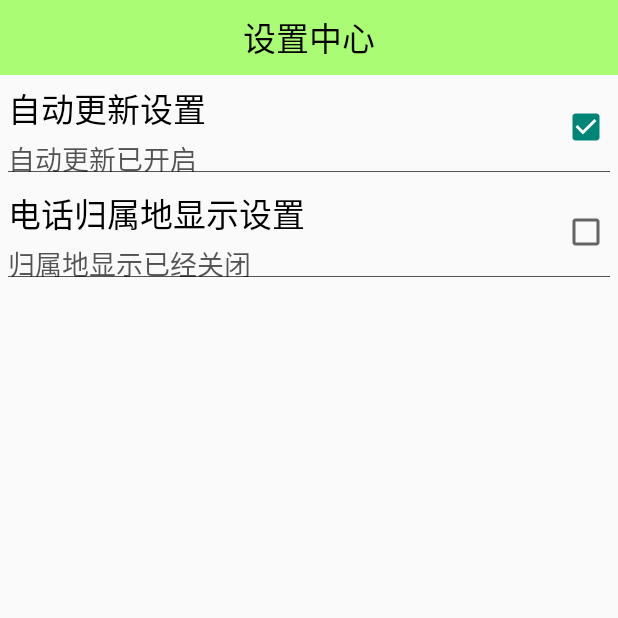
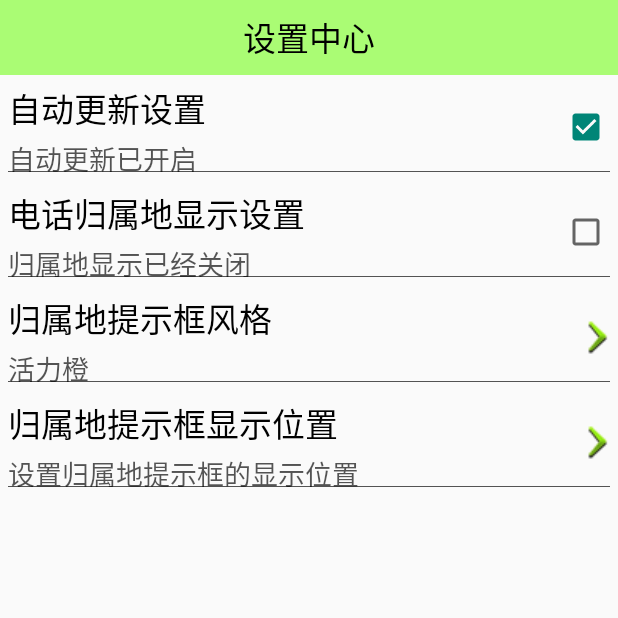
Before and after one commit to ios123developer/MobileSafe, an Android app: the SettingActivity screen opened directly, with no data from a screen before it, on a phone screen of 412 x 824 dp, the top half of it. Run offline under Robolectric (Android 15) with nearby library versions, the phone set to English and light mode, and no system bars.

Commit message:
拖动号码归属地

```diff
--- a/app/src/main/java/com/szzgkon/mobilesafe/activity/SettingActivity.java
+++ b/app/src/main/java/com/szzgkon/mobilesafe/activity/SettingActivity.java
@@ -1,20 +1,26 @@
 package com.szzgkon.mobilesafe.activity;
 
+import android.content.DialogInterface;
 import android.content.Intent;
 import android.content.SharedPreferences;
 import android.os.Bundle;
+import android.support.v7.app.AlertDialog;
 import android.support.v7.app.AppCompatActivity;
 import android.view.View;
 
 import com.szzgkon.mobilesafe.R;
 import com.szzgkon.mobilesafe.service.AddressService;
 import com.szzgkon.mobilesafe.utils.ServiceStatusUtils;
+import com.szzgkon.mobilesafe.view.SettingClickView;
 import com.szzgkon.mobilesafe.view.SettingItemView;
 
 public class SettingActivity extends AppCompatActivity {
 
     private SettingItemView sivUpdate;//设置升级
     private SettingItemView sivAddress;//归属地
+    private SettingClickView scvAddressStyle;//修改风格
+    private SettingClickView scvAddressLocation;//显示位置
+
     private SharedPreferences mPref;
 
     @Override
@@ -25,6 +31,8 @@ public class SettingActivity extends AppCompatActivity {
 
         initUpdateView();
         initAddressView();
+        initAddressStyle();
+        initAddressLocation();
     }
 
     /**
@@ -90,4 +98,61 @@ public class SettingActivity extends AppCompatActivity {
             }
         });
     }
+
+    /**
+     * 修改提示框的显示风格
+     */
+    private void initAddressStyle(){
+        scvAddressStyle = (SettingClickView)findViewById(R.id.scv_address_style);
+         scvAddressStyle.setTitle("归属地提示框风格");
+         scvAddressStyle.setDesc("活力橙");
+        scvAddressStyle.setOnClickListener(new View.OnClickListener() {
+            @Override
+            public void onClick(View v) {
+                showSingleChooseDialog();
+            }
+        });
+    }
+    final String[] items = new String[]{"半透明","活力橙","卫士蓝","金属灰","苹果绿"};
+
+    /**
+     * 弹出选择风格的单选框
+     */
+    private void showSingleChooseDialog() {
+        final AlertDialog.Builder builder = new  AlertDialog.Builder(this);
+        builder.setIcon(R.mipmap.ic_launcher);
+        builder.setTitle("归属地提示框风格");
+
+       int style =  mPref.getInt("address_style",0);//读取保存的style
+
+        scvAddressStyle.setDesc(items[style]);
+
+        builder.setSingleChoiceItems(items, style, new DialogInterface.OnClickListener() {
+            @Override
+            public void onClick(DialogInterface dialog, int which) {
+                mPref.edit().putInt("address_style",which).commit();//保存选择的风格
+                dialog.dismiss();//让dialog消失
+
+                scvAddressStyle.setDesc(items[which]);//更新组合控件的描述
+            }
+        });
+            builder.setNegativeButton("取消", null);
+        builder.show();
+    }
+
+    /**
+     * 修改归属地显示位置
+     */
+    private void initAddressLocation(){
+        scvAddressLocation = (SettingClickView)findViewById(R.id.scv_address_location);
+        scvAddressLocation.setTitle("归属地提示框显示位置");
+        scvAddressLocation.setDesc("设置归属地提示框的显示位置");
+
+        scvAddressLocation.setOnClickListener(new View.OnClickListener() {
+            @Override
+            public void onClick(View v) {
+                startActivity(new Intent(SettingActivity.this,DragViewActivity.class));
+            }
+        });
+    }
 }
--- /dev/null
+++ b/app/src/main/java/com/szzgkon/mobilesafe/view/SettingClickView.java
@@ -0,0 +1,57 @@
+package com.szzgkon.mobilesafe.view;
+
+import android.content.Context;
+import android.util.AttributeSet;
+import android.view.View;
+import android.widget.RelativeLayout;
+import android.widget.TextView;
+
+import com.szzgkon.mobilesafe.R;
+
+/**
+ * Created by zhangyongke on 16/9/9.
+ */
+
+/**
+ * 设置中心的自定义控件
+ */
+public class SettingClickView extends RelativeLayout{
+
+    private TextView tvTitle;
+    private TextView tvDesc;
+
+    public SettingClickView(Context context) {
+        super(context);
+        initView();
+    }
+
+    public SettingClickView(Context context, AttributeSet attrs) {
+        super(context, attrs);
+
+        initView();
+
+
+    }
+
+    public SettingClickView(Context context, AttributeSet attrs, int defStyleAttr) {
+        super(context, attrs, defStyleAttr);
+        initView();
+    }
+    /**
+     * 初始化布局
+     */
+    private void initView(){
+        //将自定义好的布局文件设置给当前的SettingItemView
+        View.inflate(getContext(), R.layout.view_setting_click,this);
+        tvTitle = (TextView)findViewById(R.id.tv_title);
+        tvDesc = (TextView)findViewById(R.id.tv_desc);
+
+    }
+    public void setTitle(String title){
+        tvTitle.setText(title);
+    }
+    public void setDesc(String desc){
+        tvDesc.setText(desc);
+    }
+
+}
--- a/app/src/main/res/layout/activity_setting.xml
+++ b/app/src/main/res/layout/activity_setting.xml
@@ -22,6 +22,14 @@
         szzgkon:cTitle="电话归属地显示设置"
         szzgkon:desc_on="归属地显示已经打开"
         szzgkon:desc_off="归属地显示已经关闭" />
+    <com.szzgkon.mobilesafe.view.SettingClickView
+        android:id="@+id/scv_address_style"
+        android:layout_width="match_parent"
+        android:layout_height="wrap_content" />
+    <com.szzgkon.mobilesafe.view.SettingClickView
+        android:id="@+id/scv_address_location"
+        android:layout_width="match_parent"
+        android:layout_height="wrap_content" />
 
 
 
--- /dev/null
+++ b/app/src/main/res/layout/view_setting_click.xml
@@ -0,0 +1,33 @@
+<?xml version="1.0" encoding="utf-8"?>
+
+<RelativeLayout
+    xmlns:android="http://schemas.android.com/apk/res/android"
+    android:layout_width="match_parent"
+    android:layout_height="70dp"
+    android:padding="5dp">
+    <TextView
+        android:id="@+id/tv_title"
+        android:layout_width="wrap_content"
+        android:layout_height="wrap_content"
+        android:textColor="@color/black"
+        android:textSize="22sp"/>
+    <TextView
+        android:id="@+id/tv_desc"
+        android:layout_width="wrap_content"
+        android:layout_height="wrap_content"
+        android:layout_below="@+id/tv_title"
+        android:textColor="#a000"
+        android:textSize="18sp"
+        android:layout_marginTop="3dp"/>
+    <ImageView
+        android:layout_width="wrap_content"
+        android:layout_height="wrap_content"
+        android:layout_alignParentRight="true"
+        android:layout_centerVertical="true"
+        android:src="@drawable/jiantou1_pressed"/>
+    <View
+        android:layout_width="match_parent"
+        android:layout_height="0.2dp"
+        android:background="#a000"
+        android:layout_alignParentBottom="true"/>
+</RelativeLayout>
```
Also changed, not shown: app/src/main/AndroidManifest.xml (+10 -9 lines), app/src/main/java/com/szzgkon/mobilesafe/activity/DragViewActivity.java (added, +96 -0 lines), app/src/main/java/com/szzgkon/mobilesafe/service/AddressService.java (+15 -1 lines), app/src/main/res/layout/activity_drag_view.xml (added, +40 -0 lines), app/src/main/res/drawable/call_locate_gray.9.png, app/src/main/res/drawable/call_locate_orange.9.png, app/src/main/res/drawable/call_locate_white.9.png, app/src/main/res/drawable/jiantou1_pressed.png (added), 1 other file.
